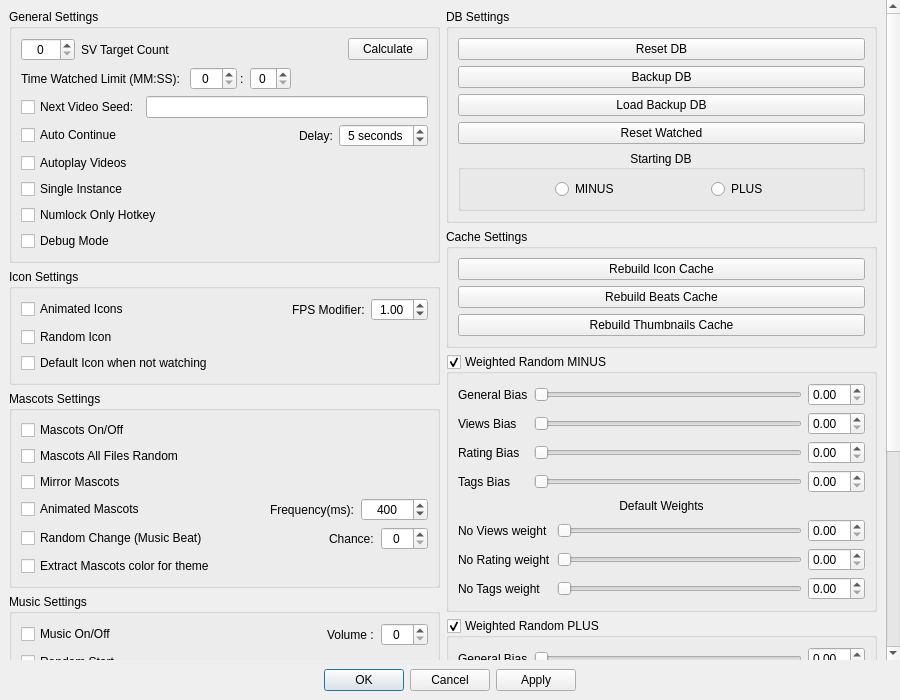
First picture: the form in MediaManager/src/QtClasses/UI/Form Files/SettingsDialog.ui, repository PaunescuAndrei/MediaManager, before the edit.
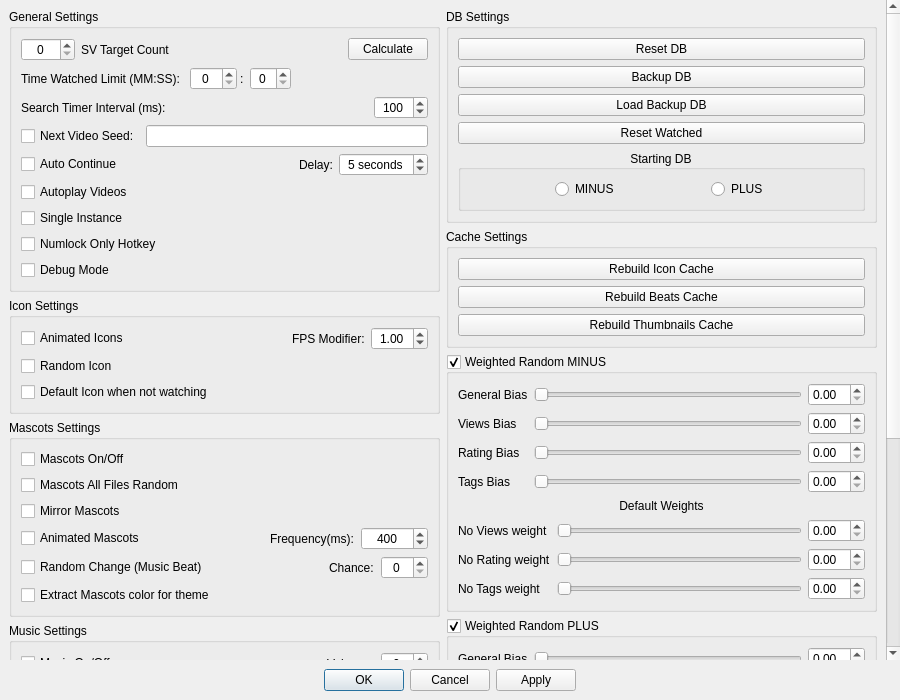
Second picture: the form after the edit. Custom widgets are drawn as their Qt base class.

Commit message: added option to change search update interval

The edit to the form file:
```diff
--- a/MediaManager/src/QtClasses/UI/Form Files/SettingsDialog.ui
+++ b/MediaManager/src/QtClasses/UI/Form Files/SettingsDialog.ui
@@ -55,7 +55,7 @@
         <x>0</x>
         <y>0</y>
         <width>886</width>
-        <height>1050</height>
+        <height>1083</height>
        </rect>
       </property>
       <layout class="QHBoxLayout" name="horizontalLayout_8">
@@ -209,6 +209,63 @@
               </layout>
              </widget>
             </item>
+            <item>
+             <widget class="QWidget" name="widget_10" native="true">
+              <layout class="QHBoxLayout" name="horizontalLayout_15">
+               <property name="leftMargin">
+                <number>0</number>
+               </property>
+               <property name="topMargin">
+                <number>0</number>
+               </property>
+               <property name="rightMargin">
+                <number>0</number>
+               </property>
+               <property name="bottomMargin">
+                <number>0</number>
+               </property>
+               <item>
+                <widget class="QLabel" name="label_18">
+                 <property name="text">
+                  <string>Search Timer Interval (ms):</string>
+                 </property>
+                </widget>
+               </item>
+               <item>
+                <spacer name="horizontalSpacer_14">
+                 <property name="orientation">
+                  <enum>Qt::Orientation::Horizontal</enum>
+                 </property>
+                 <property name="sizeHint" stdset="0">
+                  <size>
+                   <width>40</width>
+                   <height>20</height>
+                  </size>
+                 </property>
+                </spacer>
+               </item>
+               <item>
+                <widget class="QSpinBox" name="searchTimerInterval">
+                 <property name="focusPolicy">
+                  <enum>Qt::FocusPolicy::StrongFocus</enum>
+                 </property>
+                 <property name="alignment">
+                  <set>Qt::AlignmentFlag::AlignCenter</set>
+                 </property>
+                 <property name="minimum">
+                  <number>1</number>
+                 </property>
+                 <property name="maximum">
+                  <number>5000</number>
+                 </property>
+                 <property name="value">
+                  <number>100</number>
+                 </property>
+                </widget>
+               </item>
+              </layout>
+             </widget>
+            </item>
             <item>
              <widget class="QWidget" name="widget_6" native="true">
               <layout class="QHBoxLayout" name="horizontalLayout_14">
```
The commit also changes 3 other files.
